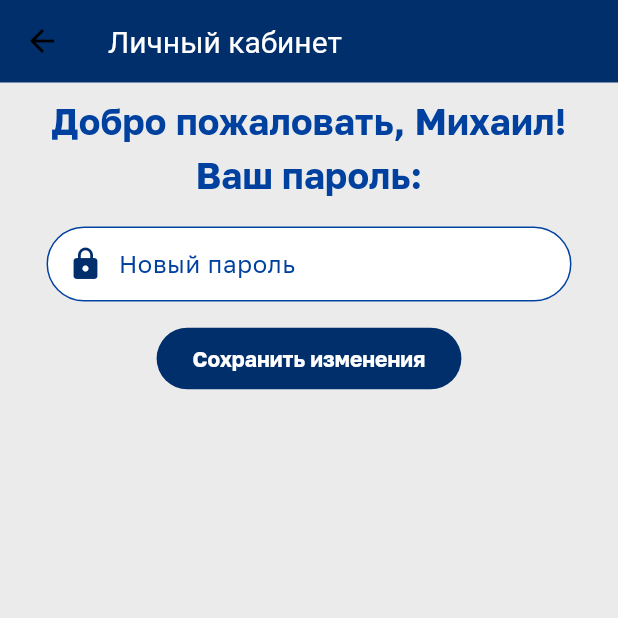
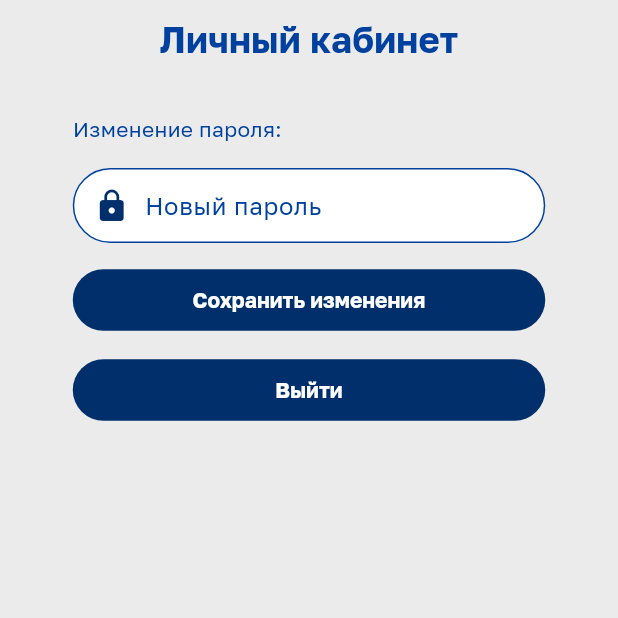
Before and after one commit to StasShevchenko/ParkingCalendar, a Flutter app: the UserProfilePage screen opened directly, on a phone screen of 412 x 824 dp, the top half of it. Run offline on Flutter 3.47's test engine with Material 2 defaults, Android fonts, the phone set to English and light mode, and no system bars; our stand-ins replace bloc, dio, flutter_bloc, flutter_secure_storage, flutter_svg, go_router and 3 more; accounts and stored records are empty.

Commit message:
Exit button was added. Constraints were updated

```diff
--- a/lib/presentation/navigation/router.dart
+++ b/lib/presentation/navigation/router.dart
@@ -9,8 +9,9 @@ import 'package:parking_project/presentation/pages/login_page/login_page.dart';
 import 'package:parking_project/presentation/pages/super_admin/admins_list_page.dart';
 import 'package:parking_project/presentation/pages/super_admin/offices_list_page.dart';
 import 'package:parking_project/presentation/pages/user/home_page/home_page.dart';
-import 'package:parking_project/presentation/pages/user/profile_page/profile_page.dart';
 import 'package:parking_project/presentation/ui_kit/scaffold/scaffold_with_nested_navigation.dart';
+
+import '../pages/user/user_profile_page/user_profile_page.dart';
 
 final _rootNavigatorKey = GlobalKey<NavigatorState>();
 
--- a/lib/presentation/pages/user/user_profile_page/user_profile_page.dart
+++ b/lib/presentation/pages/user/user_profile_page/user_profile_page.dart
@@ -1,8 +1,8 @@
 import 'package:flutter/material.dart';
-
+import 'package:flutter_bloc/flutter_bloc.dart';
 
 import '../../../../assets/colors/app_colors.dart';
-
+import '../../auth_cubit/auth_cubit.dart';
 
 class UserProfilePage extends StatefulWidget {
   const UserProfilePage({super.key});
@@ -11,8 +11,7 @@ class UserProfilePage extends StatefulWidget {
   State<UserProfilePage> createState() => _UserProfilePageState();
 }
 
-class _UserProfilePageState extends State<UserProfilePage>  {
-
+class _UserProfilePageState extends State<UserProfilePage> {
   String? _passwordText;
   TextEditingController passwordFieldController = TextEditingController();
 
@@ -24,42 +23,31 @@ class _UserProfilePageState extends State<UserProfilePage>  {
 
   @override
   Widget build(BuildContext context) {
-
-    return  Scaffold(
+    return Scaffold(
       backgroundColor: AppColors.background,
-        appBar: AppBar(
-          backgroundColor: AppColors.primaryBlue,
-          toolbarHeight: 55,
-          title: const Text("Личный кабинет"),
-          ),
       body: Padding(
         padding: const EdgeInsets.all(8.0),
         child: Center(
-              child: Column (
+          child: ConstrainedBox(
+            constraints: const BoxConstraints(maxWidth: 350),
+            child: FractionallySizedBox(
+              widthFactor: 0.9,
+              child: Column(
+                crossAxisAlignment: CrossAxisAlignment.stretch,
                 children: [
-
                   Text(
-                    'Добро пожаловать, Михаил!',
-                    selectionColor: AppColors.primaryBlue,
+                    'Личный кабинет',
                     style: Theme.of(context).textTheme.titleMedium,
                     textAlign: TextAlign.center,
                   ),
-
-                  Text(
-                    'Ваш пароль:',
-                    style: Theme.of(context).textTheme.titleMedium,
-                    textAlign: TextAlign.center,
+                  const SizedBox(
+                    height: 32,
                   ),
-
+                  Text('Изменение пароля:', textAlign: TextAlign.left, style: Theme.of(context).textTheme.bodyMedium,),
                   const SizedBox(
                     height: 16,
                   ),
-
-                  ConstrainedBox(
-                    constraints: const BoxConstraints(
-                        maxWidth: 350
-                    ),
-                    child: TextField(
+                  TextField(
                     controller: passwordFieldController,
                     textInputAction: TextInputAction.done,
                     onTapOutside: (_) => FocusScope.of(context).unfocus(),
@@ -74,22 +62,19 @@ class _UserProfilePageState extends State<UserProfilePage>  {
                         ),
                         labelText: 'Новый пароль'),
                   ),
-                  ),
                   const SizedBox(
                     height: 16,
                   ),
-                  ElevatedButton (
+                  ElevatedButton(
                       child: const Text('Сохранить изменения'),
                       onPressed: () {
                         _processText();
                         showDialog<String>(
                           context: context,
-                        builder: (BuildContext context) =>
-                            AlertDialog(
+                          builder: (BuildContext context) => AlertDialog(
                             title: const Text('Подтвердите смену пароля'),
                             content: Text(
                                 'Вы уверены, что хотите сменить пароль на "$_passwordText"'),
-
                             actions: <Widget>[
                               TextButton(
                                 onPressed: () => Navigator.pop(context, 'Отмена'),
@@ -103,13 +88,21 @@ class _UserProfilePageState extends State<UserProfilePage>  {
                             ],
                           ),
                         );
-                     }
-                  ),
+                      }),
+                  const SizedBox(height: 16,),
+
+                  ElevatedButton(
+                    onPressed: () {
+                      context.read<AuthCubit>().logout();
+                    },
+                    child: Text('Выйти'),
+                  )
                 ],
               ),
             ),
           ),
-
+        ),
+      ),
     );
   }
 }
```
Also changed, not shown: lib/presentation/pages/user/profile_page/profile_page.dart (deleted, +0 -42 lines). Lines whose indentation alone changed are shown as unchanged.
